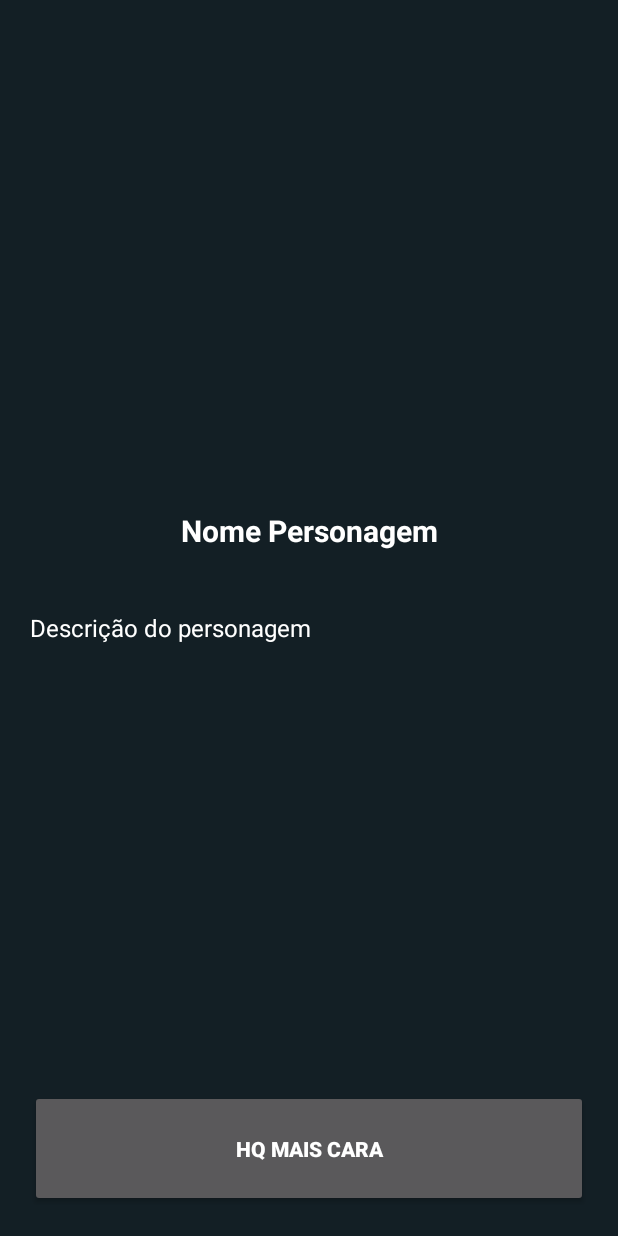
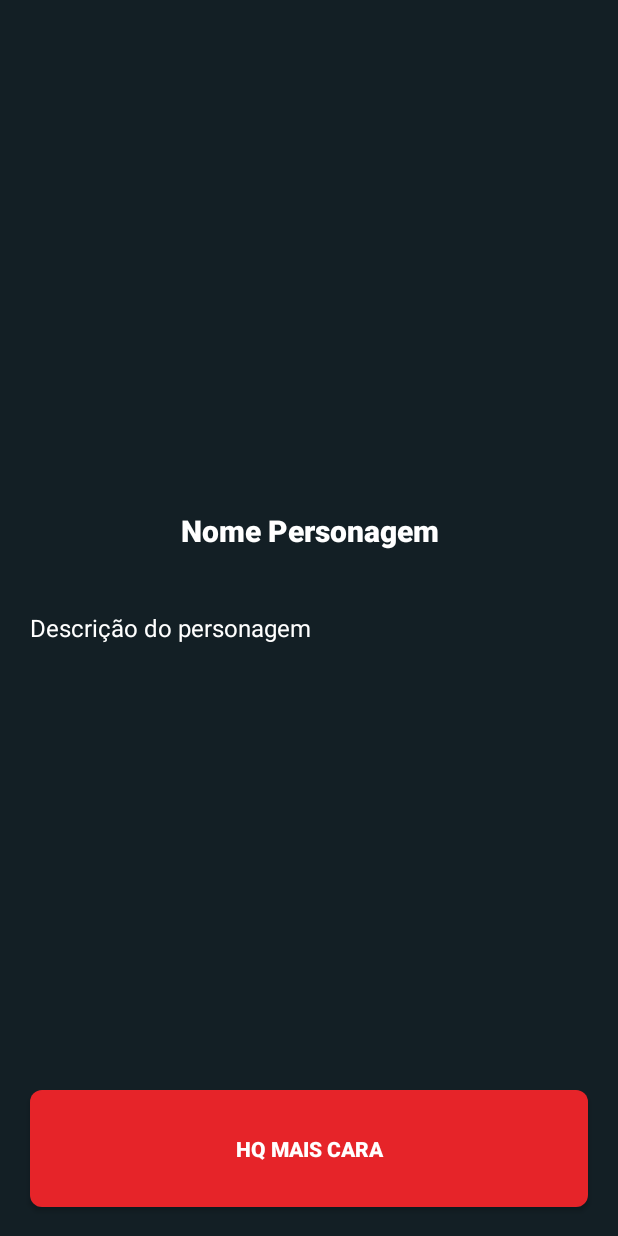
Before and after one commit to edferreira3005/desafio-android-edson-ferreira, an Android app: the layout fragment_character_info.xml on its own in the app's theme, with its tools: preview values and no code run, on a phone screen of 412 x 824 dp. Run offline under Robolectric (Android 15) with nearby library versions, the phone set to English and light mode, and no system bars; network calls fail.

Commit message:
realiando altercoes no layout e adicionando botao customizado

```diff
--- a/app/src/main/java/com/example/desafio_android_edson_ferreira/screens/characterhq/FragmentCharacterHQ.kt
+++ b/app/src/main/java/com/example/desafio_android_edson_ferreira/screens/characterhq/FragmentCharacterHQ.kt
@@ -51,7 +51,7 @@ class FragmentCharacterHQ : Fragment() {
 
                 if(character.lista_preco != null){
                     if(character.lista_preco!!.isNotEmpty())
-                        tvPrice.text = character.lista_preco!![0].price.toString()
+                        tvPrice.text = tvPrice.text.toString().replace("__PRECO",character.lista_preco!![0].price.toString())
                 }
             }else
                 error.visibility = View.VISIBLE
--- /dev/null
+++ b/app/src/main/res/drawable-v24/btn_disabled.xml
@@ -0,0 +1,7 @@
+<?xml version="1.0" encoding="utf-8"?>
+
+<shape xmlns:android="http://schemas.android.com/apk/res/android" android:shape="rectangle">
+    <solid
+        android:color="@color/btn_disabled"/>
+    <corners android:radius= "8dp" />
+</shape>
--- /dev/null
+++ b/app/src/main/res/drawable/btn_enabled.xml
@@ -0,0 +1,7 @@
+<?xml version="1.0" encoding="utf-8"?>
+
+<shape xmlns:android="http://schemas.android.com/apk/res/android" android:shape="rectangle">
+    <solid
+        android:color="@color/btn_normal"/>
+    <corners android:radius= "8dp" />
+</shape>
--- /dev/null
+++ b/app/src/main/res/drawable/btn_pressed.xml
@@ -0,0 +1,7 @@
+<?xml version="1.0" encoding="utf-8"?>
+
+<shape xmlns:android="http://schemas.android.com/apk/res/android" android:shape="rectangle">
+    <solid
+        android:color="@color/btn_click"/>
+    <corners android:radius= "8dp" />
+</shape>
--- /dev/null
+++ b/app/src/main/res/drawable/marvel_btn.xml
@@ -0,0 +1,18 @@
+<?xml version="1.0" encoding="utf-8"?>
+
+<selector xmlns:android="http://schemas.android.com/apk/res/android">
+    <item
+        android:state_enabled="false"
+        android:drawable="@drawable/btn_disabled" />
+    <item
+        android:state_pressed="true"
+        android:state_enabled="true"
+        android:drawable="@drawable/btn_pressed" />
+    <item
+        android:state_focused="true"
+        android:state_enabled="true"
+        android:drawable="@drawable/btn_enabled" />
+    <item
+        android:state_enabled="true"
+        android:drawable="@drawable/btn_enabled" />
+</selector>
--- a/app/src/main/res/layout/activity_main.xml
+++ b/app/src/main/res/layout/activity_main.xml
@@ -21,7 +21,8 @@
             android:gravity="center"
             android:text="@string/app_name"
             android:textColor="@android:color/white"
-            android:textSize="16sp"
+            android:textSize="22sp"
+            android:fontFamily="sans-serif-black"
             android:textStyle="bold" />
     </androidx.appcompat.widget.Toolbar>
 
--- a/app/src/main/res/layout/fragment_character_hq.xml
+++ b/app/src/main/res/layout/fragment_character_hq.xml
@@ -11,7 +11,7 @@
         android:layout_width="match_parent"
         android:layout_height="match_parent"
         android:orientation="vertical"
-        android:visibility="gone">
+        android:visibility="visible">
 
         <ImageView
             android:id="@+id/imgComic"
@@ -31,6 +31,7 @@
             android:maxLines="3"
             android:ellipsize="end"
             android:textStyle="bold"
+            android:fontFamily="sans-serif-black"
             android:textColor="@android:color/white"
             android:textSize="20sp"
             android:text="@string/titulo_comic"/>
@@ -39,7 +40,8 @@
             android:id="@+id/tvDescription"
             android:layout_width="match_parent"
             android:layout_height="match_parent"
-            android:layout_weight="1.3"
+            android:layout_weight="1.4"
+            android:fontFamily="sans-serif"
             android:text="@string/descricao_personagem"
             android:layout_margin="20dp"
             android:maxLines="3"
@@ -53,6 +55,8 @@
             android:layout_height="match_parent"
             android:layout_weight="1.5"
             android:textStyle="bold"
+            android:gravity="center"
+            android:fontFamily="sans-serif-black"
             android:maxLines="3"
             android:ellipsize="end"
             android:text="@string/preco"
--- a/app/src/main/res/layout/fragment_character_info.xml
+++ b/app/src/main/res/layout/fragment_character_info.xml
@@ -22,6 +22,7 @@
         android:textSize="20sp"
         android:maxLines="3"
         android:ellipsize="end"
+        android:fontFamily="sans-serif-black"
         android:layout_marginStart="20dp"
         android:layout_marginEnd="20dp"
         android:textColor="@android:color/white"
@@ -35,6 +36,7 @@
         android:layout_margin="20dp"
         android:textSize="16sp"
         android:maxLines="3"
+        android:fontFamily="sans-serif"
         android:ellipsize="end"
         android:textColor="@android:color/white"
         android:text="@string/descricao_personagem"/>
@@ -45,6 +47,7 @@
         android:layout_height="match_parent"
         android:layout_weight="1.4"
         android:textStyle="bold"
+        android:background="@drawable/marvel_btn"
         android:text="@string/hq"
         android:layout_margin="20dp"/>
 
--- a/app/src/main/res/layout/item_character.xml
+++ b/app/src/main/res/layout/item_character.xml
@@ -4,6 +4,7 @@
     android:id="@+id/lnCharacter"
     android:layout_width="match_parent"
     android:background="@color/colorPrimary"
+    android:elevation="10dp"
     android:layout_height="400dp">
 
     <ImageView
@@ -20,6 +21,7 @@
         android:textColor="@android:color/white"
         android:gravity="center"
         android:maxLines="3"
+        android:fontFamily="sans-serif-black"
         android:ellipsize="end"
         android:text="@string/nome_personagem"
         android:textStyle="bold"
--- a/app/src/main/res/values/colors.xml
+++ b/app/src/main/res/values/colors.xml
@@ -3,4 +3,7 @@
     <color name="colorPrimary">#131F25</color>
     <color name="colorPrimaryDark">#0F1314</color>
     <color name="toolbarColor">@color/colorPrimaryDark</color>
+    <color name="btn_normal">#E62429</color>
+    <color name="btn_click">#A62429</color>
+    <color name="btn_disabled">@color/colorPrimaryDark</color>
 </resources>
--- a/app/src/main/res/values/strings.xml
+++ b/app/src/main/res/values/strings.xml
@@ -5,5 +5,5 @@
     <string name="descricao_personagem">Descrição do personagem</string>
     <string name="hq">HQ Mais Cara</string>
     <string name="titulo_comic">Título do quadrinho</string>
-    <string name="preco">preco</string>
+    <string name="preco">Price: $__PRECO</string>
 </resources>
```
